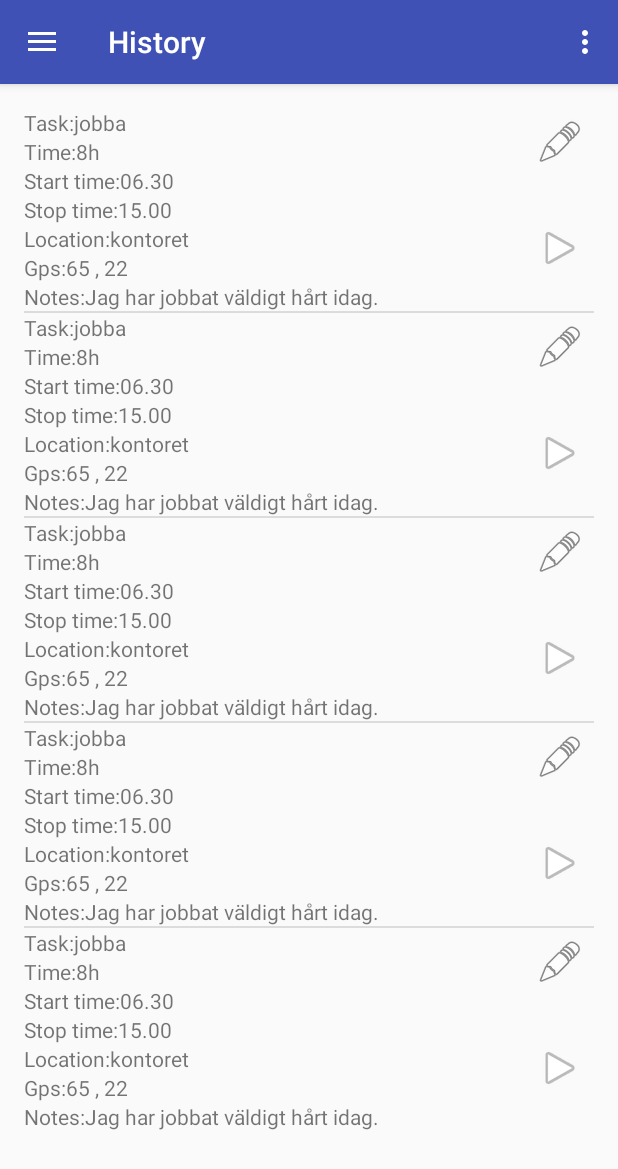
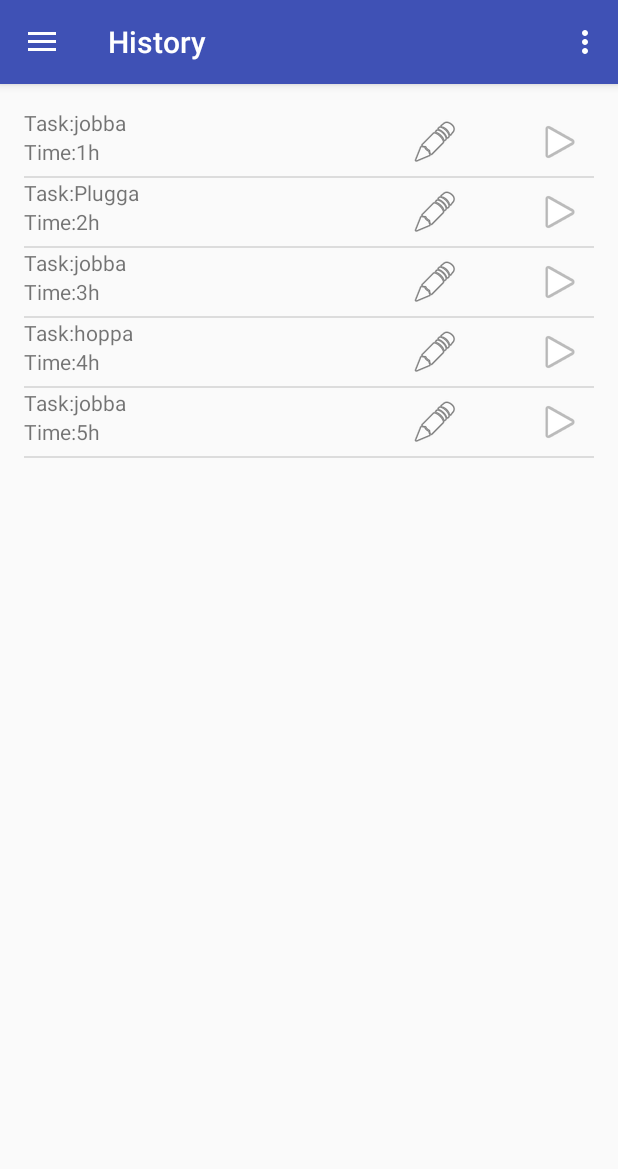
Before and after one commit to SimonHietala/Prototype, an Android app: the screen it shows after launch (MainActivity), in the side drawer, after a tap on "History", on a phone screen of 412 x 824 dp. Shown: the top 1169 px of the screen. Run offline under Robolectric (Android 15) with nearby library versions, the phone set to English and light mode, and no system bars; 1 statement that could not run was skipped.

Commit message:
Historyfragment is now clickable to expand a view with more info, fake data to test.

```diff
--- a/app/src/main/java/nsimhie/prototype/HistoryFragment.java
+++ b/app/src/main/java/nsimhie/prototype/HistoryFragment.java
@@ -2,6 +2,7 @@ package nsimhie.prototype;
 
 import android.app.Activity;
 import android.content.Context;
+import android.graphics.Color;
 import android.net.Uri;
 import android.os.Bundle;
 import android.app.Fragment;
@@ -10,6 +11,8 @@ import android.view.View;
 import android.view.ViewGroup;
 import android.widget.AdapterView;
 import android.widget.ListView;
+import android.widget.RelativeLayout;
+import android.widget.TextView;
 import android.widget.Toast;
 
 import java.util.ArrayList;
@@ -21,30 +24,96 @@ public class HistoryFragment extends Fragment
     private ArrayList<WorkTask> workTasks = new ArrayList<>();
     private HistoryRowAdapter adapter;
 
-    public View onCreateView(LayoutInflater inflater, ViewGroup container, Bundle savedInstanceState) {
+    public View onCreateView(final LayoutInflater inflater, final ViewGroup container, Bundle savedInstanceState) {
         final View rootView = inflater.inflate(R.layout.fragment_history, container, false);
         listView = (ListView) rootView.findViewById(R.id.historyListView);
+
         adapter = new HistoryRowAdapter(workTasks, getActivity());
         listView.setAdapter(adapter);
 
         //Fake data
-        for(int i = 0; i<5; i++) {
-            WorkTask wt = new WorkTask();
-            wt.setTask(getText(R.string.row_task).toString() + "jobba");
-            wt.setTime(getText(R.string.row_time).toString() + "8h");
-            wt.setStartTime(getText(R.string.row_start_time).toString() + "06.30");
-            wt.setStopStime(getText(R.string.row_stop_time).toString() + "15.00");
-            wt.setLocation(getText(R.string.row_location).toString() + "kontoret");
-            wt.setGps(getText(R.string.row_gps).toString() + "65 , 22");
-            wt.setNotes(getText(R.string.row_notes).toString() + "Jag har jobbat väldigt hårt idag.");
-            workTasks.add(wt);
-        }
+        fakeData();
 
         adapter.notifyDataSetChanged();
 
 
+        //Listener for when a row in the listview is clicked.
+        listView.setOnItemClickListener(new AdapterView.OnItemClickListener() {
+            @Override
+            public void onItemClick(AdapterView<?> parent, View view, int position, long id) {
+
+                //parent.getChildAt(position).setBackgroundColor(Color.BLUE);
+
+                RelativeLayout rl = (RelativeLayout) parent.getChildAt(position).findViewById(R.id.expansion);
+
+                if(rl.getVisibility() == View.GONE)
+                {
+                    rl.setVisibility(View.VISIBLE);
+                }
+                else if (rl.getVisibility() == View.VISIBLE)
+                {
+                    rl.setVisibility(View.GONE);
+                }
+                Toast.makeText(getActivity(),"clicked",Toast.LENGTH_SHORT).show();
+            }
+        });
 
         return rootView;
     }
 
+    public void fakeData()
+    {
+        WorkTask wt = new WorkTask();
+        wt.setTask(getText(R.string.row_task).toString() + "jobba");
+        wt.setTime(getText(R.string.row_time).toString() + "1h");
+        wt.setStartTime(getText(R.string.row_start_time).toString() + "06.30");
+        wt.setStopStime(getText(R.string.row_stop_time).toString() + "15.00");
+        wt.setLocation(getText(R.string.row_location).toString() + "kontoret");
+        wt.setGps(getText(R.string.row_gps).toString() + "65 , 22");
+        wt.setNotes(getText(R.string.row_notes).toString() + "Jag har jobbat lite.");
+        wt.setEdited(false);
+        workTasks.add(wt);
+
+        WorkTask wt1 = new WorkTask();
+        wt1.setTask(getText(R.string.row_task).toString() + "Plugga");
+        wt1.setTime(getText(R.string.row_time).toString() + "2h");
+        wt1.setStartTime(getText(R.string.row_start_time).toString() + "19.00");
+        wt1.setStopStime(getText(R.string.row_stop_time).toString() + "21.33");
+        wt1.setLocation(getText(R.string.row_location).toString() + "skolan");
+        wt1.setGps(getText(R.string.row_gps).toString() + "65 , 22");
+        wt1.setNotes(getText(R.string.row_notes).toString() + "Asta blev arg.");
+        workTasks.add(wt1);
+
+        WorkTask wt2 = new WorkTask();
+        wt2.setTask(getText(R.string.row_task).toString() + "jobba");
+        wt2.setTime(getText(R.string.row_time).toString() + "3h");
+        wt2.setStartTime(getText(R.string.row_start_time).toString() + "06.30");
+        wt2.setStopStime(getText(R.string.row_stop_time).toString() + "15.00");
+        wt2.setLocation(getText(R.string.row_location).toString() + "kontoret");
+        wt2.setGps(getText(R.string.row_gps).toString() + "65 , 22");
+        wt2.setNotes(getText(R.string.row_notes).toString() + "Jag har jobbat väldigt hårt idag.");
+        workTasks.add(wt2);
+
+        WorkTask wt3 = new WorkTask();
+        wt3.setTask(getText(R.string.row_task).toString() + "hoppa");
+        wt3.setTime(getText(R.string.row_time).toString() + "4h");
+        wt3.setStartTime(getText(R.string.row_start_time).toString() + "06.30");
+        wt3.setStopStime(getText(R.string.row_stop_time).toString() + "15.00");
+        wt3.setLocation(getText(R.string.row_location).toString() + "kontoret");
+        wt3.setGps(getText(R.string.row_gps).toString() + "65 , 22");
+        wt3.setNotes(getText(R.string.row_notes).toString() + "Jag har jobbat väldigt hårt idag.");
+        wt3.setEdited(true);
+        workTasks.add(wt3);
+
+        WorkTask wt4 = new WorkTask();
+        wt4.setTask(getText(R.string.row_task).toString() + "jobba");
+        wt4.setTime(getText(R.string.row_time).toString() + "5h");
+        wt4.setStartTime(getText(R.string.row_start_time).toString() + "06.30");
+        wt4.setStopStime(getText(R.string.row_stop_time).toString() + "15.00");
+        wt4.setLocation(getText(R.string.row_location).toString() + "kontoret");
+        wt4.setGps(getText(R.string.row_gps).toString() + "65 , 22");
+        wt4.setNotes(getText(R.string.row_notes).toString() + "Jag har jobbat väldigt hårt idag.");
+        workTasks.add(wt4);
+
+    }
 }
--- a/app/src/main/java/nsimhie/prototype/HistoryRowAdapter.java
+++ b/app/src/main/java/nsimhie/prototype/HistoryRowAdapter.java
@@ -1,6 +1,7 @@
 package nsimhie.prototype;
 
 import android.content.Context;
+import android.graphics.Color;
 import android.view.LayoutInflater;
 import android.view.View;
 import android.view.ViewGroup;
@@ -43,8 +44,8 @@ public class HistoryRowAdapter extends BaseAdapter
 
     @Override
     public View getView(int position, View convertView, ViewGroup parent) {
-
         View view = convertView;
+        int resource;
 
         if (view == null)
         {
@@ -52,8 +53,18 @@ public class HistoryRowAdapter extends BaseAdapter
             view = inflater.inflate(R.layout.history_row, null);
         }
 
+
+        /*
+       if (workTasks.get(position).isEdited())
+        {
+            view.setBackgroundColor(Color.RED);
+        }
+
+        */
+
         TextView task = (TextView) view.findViewById(R.id.rowTvTask);
         TextView time = (TextView) view.findViewById(R.id.rowTvTime);
+
         TextView start = (TextView) view.findViewById(R.id.rowTvStart);
         TextView stop = (TextView) view.findViewById(R.id.rowTvStop);
         TextView location = (TextView) view.findViewById(R.id.rowTvLocation);
@@ -62,6 +73,8 @@ public class HistoryRowAdapter extends BaseAdapter
 
         task.setText(workTasks.get(position).getTask());
         time.setText(workTasks.get(position).getTime());
+
+
         start.setText(workTasks.get(position).getStartTime());
         stop.setText(workTasks.get(position).getStopStime());
         location.setText(workTasks.get(position).getLocation());
--- a/app/src/main/java/nsimhie/prototype/WorkTask.java
+++ b/app/src/main/java/nsimhie/prototype/WorkTask.java
@@ -16,6 +16,7 @@ public class WorkTask
     private String notes;
     private String gps;
     private boolean inMotion;
+    private boolean edited;
 
     public WorkTask(String task, String location, String freeText, String startTime, String stopTime) {
         this.task = task;
@@ -61,6 +62,10 @@ public class WorkTask
         return inMotion;
     }
 
+    public boolean isEdited() {
+        return edited;
+    }
+
     public void setTask(String task) {
         this.task = task;
     }
@@ -97,6 +102,7 @@ public class WorkTask
         this.gps = gps;
     }
 
-
-
+    public void setEdited(boolean edited) {
+        this.edited = edited;
+    }
 }
--- a/app/src/main/res/layout/fragment_history.xml
+++ b/app/src/main/res/layout/fragment_history.xml
@@ -8,6 +8,7 @@
 
     <ListView
         android:layout_width="match_parent"
-        android:layout_height="wrap_content"
-        android:id="@+id/historyListView"/>
+        android:layout_height="match_parent"
+        android:id="@+id/historyListView"
+        android:listSelector="@android:color/darker_gray"  />
 </LinearLayout>
--- a/app/src/main/res/layout/history_row.xml
+++ b/app/src/main/res/layout/history_row.xml
@@ -1,7 +1,28 @@
 <?xml version="1.0" encoding="utf-8"?>
 <RelativeLayout xmlns:android="http://schemas.android.com/apk/res/android"
     android:orientation="vertical" android:layout_width="match_parent"
-    android:layout_height="match_parent">
+    android:layout_height="match_parent"
+    android:descendantFocusability="blocksDescendants"
+    android:id="@+id/historyRowLayout">
+
+    <ImageButton
+        android:layout_width="45dp"
+        android:layout_height="45dp"
+        android:id="@+id/rowEditBtn"
+        android:src="@android:drawable/ic_menu_edit"
+        android:background="@null"
+        android:layout_marginEnd="38dp"
+        android:layout_alignParentTop="true"
+        android:layout_toStartOf="@+id/rowPlayBtn" />
+
+    <ImageButton
+        android:layout_width="45dp"
+        android:layout_height="45dp"
+        android:id="@+id/rowPlayBtn"
+        android:src="@android:drawable/ic_media_play"
+        android:background="@null"
+        android:layout_alignParentTop="true"
+        android:layout_alignParentEnd="true" />
 
     <TextView
         android:layout_width="wrap_content"
@@ -19,32 +40,20 @@
         android:layout_below="@+id/rowTvTask"
         android:layout_alignParentStart="true" />
 
+    <RelativeLayout
+        android:layout_width="match_parent"
+        android:layout_height="match_parent"
+        android:layout_below="@+id/rowTvTime"
+        android:id="@+id/expansion"
+        android:visibility="gone">
+
         <TextView
             android:layout_width="wrap_content"
             android:layout_height="wrap_content"
             android:textAppearance="?android:attr/textAppearanceSmall"
             android:text="@string/row_start_time"
             android:id="@+id/rowTvStart"
-        android:layout_below="@+id/rowTvTime"
             android:layout_alignParentStart="true" />
-
-    <ImageButton
-        android:layout_width="45dp"
-        android:layout_height="45dp"
-        android:id="@+id/imageButton"
-        android:src="@android:drawable/ic_menu_edit"
-        android:background="@null"
-        android:layout_alignParentTop="true"
-        android:layout_alignParentEnd="true" />
-
-    <ImageButton
-        android:layout_width="45dp"
-        android:layout_height="45dp"
-        android:id="@+id/imageButton2"
-        android:src="@android:drawable/ic_media_play"
-        android:background="@null"
-        android:layout_above="@+id/rowTvNotes"
-        android:layout_alignStart="@+id/imageButton" />
 
         <TextView
             android:layout_width="wrap_content"
@@ -82,3 +91,6 @@
             android:layout_below="@+id/rowTvGps"
             android:layout_alignParentStart="true" />
     </RelativeLayout>
+
+
+</RelativeLayout>
```
Lines whose indentation alone changed are shown as unchanged.
